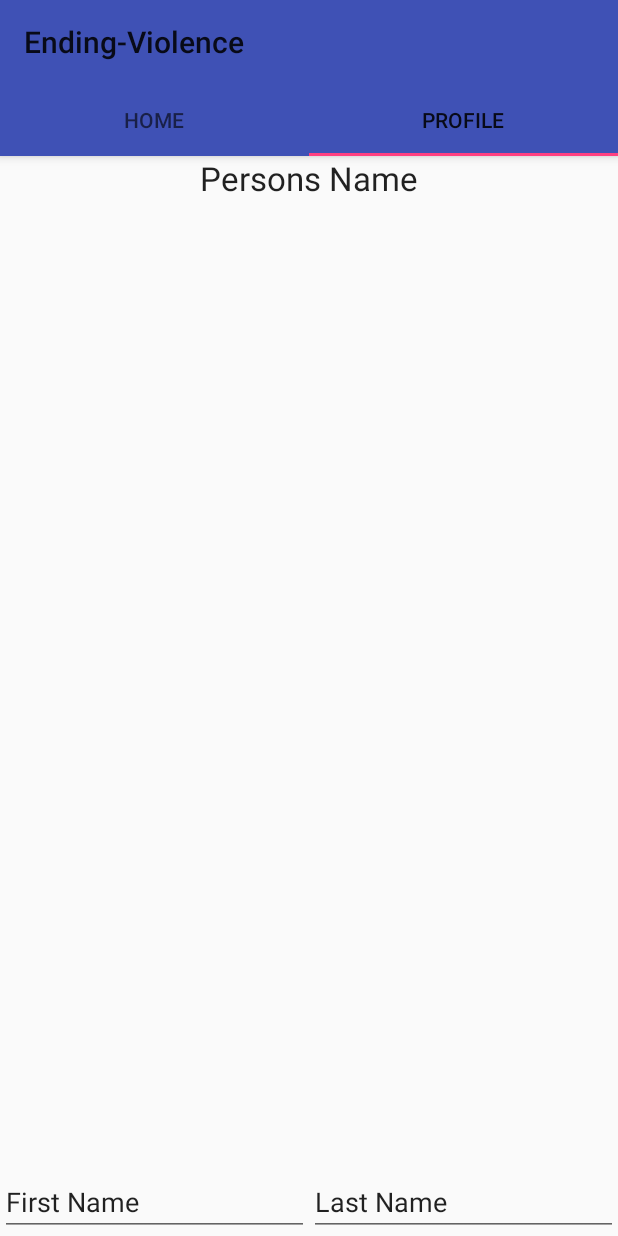
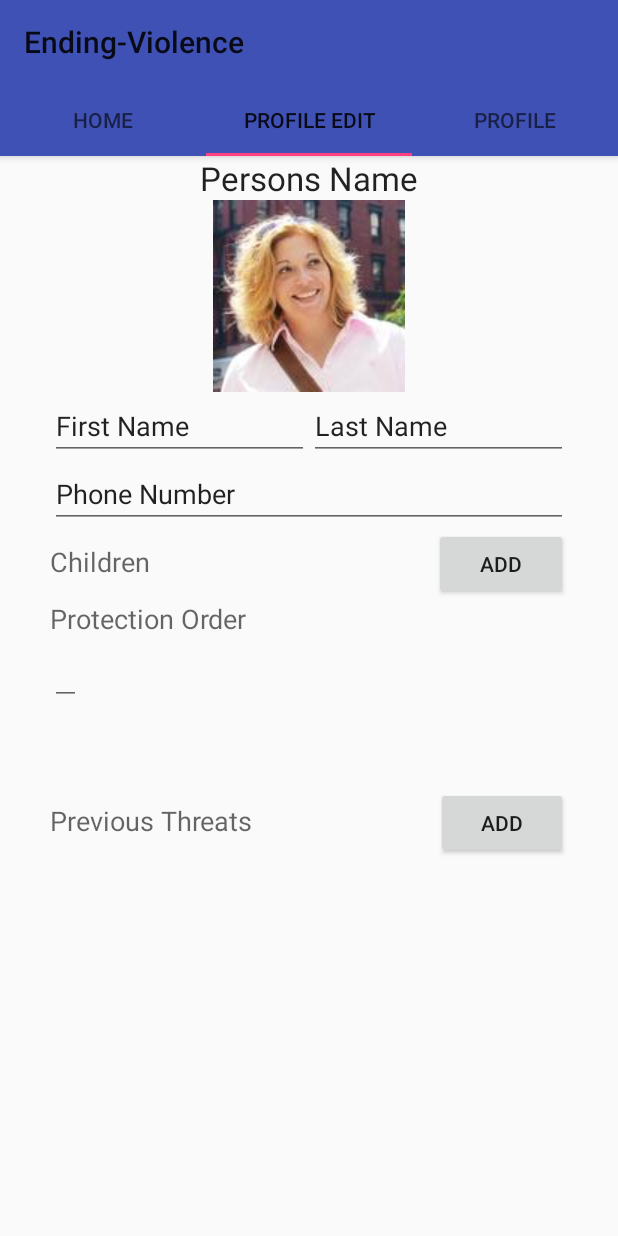
Before and after one commit to VaniDevs/Team8HeimdallrEndingViolenceAndroidApp, an Android app: the screen it shows after launch (HomeActivity), tab 2 chosen, on a phone screen of 412 x 824 dp. Run offline under Robolectric (Android 15) with nearby library versions, the phone set to English and light mode, and no system bars.

Commit message:
Added the edit Stuff for profile

```diff
--- a/mobile/src/main/java/ca/bcit/heimdallr/ending_violence/Fragment2.java
+++ b/mobile/src/main/java/ca/bcit/heimdallr/ending_violence/Fragment2.java
@@ -2,9 +2,19 @@ package ca.bcit.heimdallr.ending_violence;
 
 import android.os.Bundle;
 import android.support.v4.app.Fragment;
+import android.text.Layout;
+import android.util.Log;
+import android.view.Display;
 import android.view.LayoutInflater;
 import android.view.View;
 import android.view.ViewGroup;
+import android.widget.Button;
+import android.widget.CheckBox;
+import android.widget.EditText;
+import android.widget.LinearLayout;
+import android.view.ViewGroup.LayoutParams;
+import android.widget.TextView;
+
 
 /**
  * Created by Owner on 3/5/16.
@@ -17,6 +27,11 @@ public class Fragment2 extends Fragment {
      *
      * @return A new instance of fragment Fragment2.
      */
+
+    LinearLayout childLayoutV;
+    LinearLayout prevThreatsV;
+    LinearLayout currentLL;
+
     public static Fragment2 newInstance() {
         return new Fragment2();
     }
@@ -33,7 +48,69 @@ public class Fragment2 extends Fragment {
     @Override
     public View onCreateView(LayoutInflater inflater, ViewGroup container,
                              Bundle savedInstanceState) {
-        // Inflate the layout for this fragment
-        return inflater.inflate(R.layout.fragment_fragment2, container, false);
+
+
+        View view = inflater.inflate(R.layout.fragment_fragment2,
+                container, false);
+
+        /* Add Child */
+        childLayoutV = (LinearLayout) view.findViewById(R.id.ChildrenLayoutV);
+
+        Button childButton = (Button) view.findViewById(R.id.addChildButton);
+        childButton.setOnClickListener(new View.OnClickListener() {
+            @Override
+            public void onClick(View v) {
+                childLayoutV.addView(createNewLinearLayoutH());
+                currentLL.addView(createNewTextView("Name", false));
+                currentLL.addView(createNewTextView("Phone Number", false));
+            }
+        });
+
+        /* Add PrevThreats */
+        prevThreatsV = (LinearLayout) view.findViewById(R.id.PreviousThreatsV);
+        Button prevButton = (Button) view.findViewById(R.id.addPreviousThreats);
+        prevButton.setOnClickListener(new View.OnClickListener() {
+            @Override
+            public void onClick(View v) {
+                prevThreatsV.addView(createNewTextView("Name", true));
+                prevThreatsV.addView(createNewLinearLayoutH());
+                currentLL.addView(createNewTextView("Licence Plate",false));
+                currentLL.addView(createNewCheckBox());
+            }
+        });
+
+        return view;
+    }
+
+    private LinearLayout createNewLinearLayoutH(){
+        LinearLayout LL = new LinearLayout(getActivity());
+        final LayoutParams lparams = new LayoutParams(LayoutParams.MATCH_PARENT, LayoutParams.MATCH_PARENT);
+        LL.setLayoutParams(lparams);
+        LL.setOrientation(LinearLayout.HORIZONTAL);
+        LL.setId(View.generateViewId());
+        currentLL = LL;
+        return LL;
+    }
+
+    private EditText createNewTextView(String text, boolean full) {
+        int x;
+        if(!full){
+            x = ((getActivity().getResources().getDisplayMetrics().widthPixels)/2 - 50);
+        } else {
+            x = (getActivity().getResources().getDisplayMetrics().widthPixels);
+        }
+        final LayoutParams lparams = new LayoutParams(x, LayoutParams.MATCH_PARENT);
+        final EditText editText = new EditText(getActivity());
+        editText.setText(text);
+        editText.setLayoutParams(lparams);
+        return editText;
+    }
+
+    private CheckBox createNewCheckBox(){
+        CheckBox cb = new CheckBox(getActivity());
+        final LayoutParams lparams = new LayoutParams(LayoutParams.MATCH_PARENT, LayoutParams.MATCH_PARENT);
+        cb.setLayoutParams(lparams);
+        cb.setText("Access To Weapons?");
+        return cb;
     }
 }
--- /dev/null
+++ b/mobile/src/main/java/ca/bcit/heimdallr/ending_violence/Fragment3.java
@@ -0,0 +1,38 @@
+package ca.bcit.heimdallr.ending_violence;
+
+import android.os.Bundle;
+import android.support.v4.app.Fragment;
+import android.view.LayoutInflater;
+import android.view.View;
+import android.view.ViewGroup;
+
+/**
+ * Created by Owner on 3/5/16.
+ */
+public class Fragment3 extends Fragment {
+    /**
+     * Use this factory method to create a new instance of
+     * this fragment using the provided parameters.
+     *
+     * @return A new instance of fragment Fragment1.
+     */
+    public static Fragment1 newInstance() {
+        return new Fragment1();
+    }
+
+    public Fragment3() {
+        // Required empty public constructor
+    }
+
+    @Override
+    public void onCreate(Bundle savedInstanceState) {
+        super.onCreate(savedInstanceState);
+    }
+
+    @Override
+    public View onCreateView(LayoutInflater inflater, ViewGroup container,
+                             Bundle savedInstanceState) {
+        // Inflate the layout for this fragment
+        return inflater.inflate(R.layout.fragment_fragment3, container, false);
+    }
+}
--- a/mobile/src/main/java/ca/bcit/heimdallr/ending_violence/HomeActivity.java
+++ b/mobile/src/main/java/ca/bcit/heimdallr/ending_violence/HomeActivity.java
@@ -8,6 +8,10 @@ import android.support.v4.app.FragmentManager;
 import android.support.v4.app.FragmentStatePagerAdapter;
 import android.support.v4.view.ViewPager;
 import android.support.v7.widget.Toolbar;
+import android.view.View;
+import android.widget.LinearLayout;
+import android.widget.TextView;
+import android.view.ViewGroup.LayoutParams;
 
 public class HomeActivity extends AppCompatActivity {
 
@@ -45,22 +49,46 @@ public class HomeActivity extends AppCompatActivity {
 
                 case 0: return Fragment1.newInstance();
                 case 1: return Fragment2.newInstance();
+                case 2: return Fragment3.newInstance();
                 default: return Fragment1.newInstance();
             }
         }
 
         @Override
         public int getCount() {
-            return 2;
+            return 3;
         }
 
         @Override
         public CharSequence getPageTitle(int position) {
             if(position == 0){
                 return "Home";
+            } else if(position == 1){
+                return "Profile Edit";
             } else {
                 return "Profile";
             }
         }
     }
+
+    /* FRAGMENT 2
+    public void addChild(View v){
+        System.out.println("ADD CHILD");
+        View rootView = inflater.inflate(R.layout.activity_home,
+                container, false);
+        LinearLayout myLayout = (LinearLayout) rootView.findViewById(R.id.Children);
+
+        LayoutParams lp = new LayoutParams( LayoutParams.WRAP_CONTENT, LayoutParams.WRAP_CONTENT);
+        for(int l=0; l<4; l++)
+        {
+            TextView a = new TextView(HomeActivity.this);
+            a.setTextSize(15);
+            a.setLayoutParams(lp);
+            a.setId(l);
+            a.setText((l + 1) + ": something");
+            myLayout.addView(a);
+        }
+
+    }
+    */
 }
--- a/mobile/src/main/res/layout/fragment_fragment2.xml
+++ b/mobile/src/main/res/layout/fragment_fragment2.xml
@@ -15,14 +15,25 @@
         android:layout_alignParentTop="true"
         android:layout_centerHorizontal="true" />
 
+    <ImageView
+        android:layout_width="wrap_content"
+        android:layout_height="wrap_content"
+        android:id="@+id/imageView"
+        android:layout_below="@+id/PersonName"
+        android:layout_centerHorizontal="true"
+        android:src="@drawable/logo" />
+
     <ScrollView
         android:layout_width="wrap_content"
         android:layout_height="wrap_content"
         android:id="@+id/scrollView"
         android:layout_alignParentStart="true"
         android:layout_alignParentBottom="true"
+        android:fillViewport="false"
+        android:layout_below="@+id/imageView"
         android:layout_alignParentEnd="true"
-        android:fillViewport="false">
+        android:paddingRight="50px"
+        android:paddingLeft="50px">
 
         <LinearLayout
             android:orientation="vertical"
@@ -32,7 +43,8 @@
             <LinearLayout
                 android:orientation="horizontal"
                 android:layout_width="match_parent"
-                android:layout_height="match_parent">
+                android:layout_height="match_parent"
+                android:id="@+id/Name">
 
                 <EditText
                     android:layout_width="wrap_content"
@@ -41,7 +53,6 @@
                     android:text="First Name"
                     android:ems="10"
                     android:id="@+id/FirstName"
-                    android:layout_alignLeft="@id/strut"
                     android:layout_weight="0.5" />
 
                 <EditText
@@ -52,15 +63,95 @@
                     android:ems="10"
                     android:id="@+id/LastName"
                     android:layout_weight="0.5" />
+
             </LinearLayout>
+
+            <EditText
+                android:layout_width="match_parent"
+                android:layout_height="wrap_content"
+                android:inputType="phone"
+                android:ems="10"
+                android:id="@+id/PhoneNumber"
+                android:layout_alignTop="@+id/scrollView"
+                android:layout_alignEnd="@+id/imageView"
+                android:text="Phone Number" />
+
+            <LinearLayout
+                android:orientation="horizontal"
+                android:layout_width="match_parent"
+                android:layout_height="match_parent"
+                android:id="@+id/ChildrenLayoutH">
+
+                <TextView
+                    android:layout_width="wrap_content"
+                    android:layout_height="wrap_content"
+                    android:textAppearance="?android:attr/textAppearanceMedium"
+                    android:text="Children"
+                    android:id="@+id/Children"
+                    android:layout_weight="0.9" />
+
+                <Button
+                    android:layout_width="wrap_content"
+                    android:layout_height="wrap_content"
+                    android:text="Add"
+                    android:id="@+id/addChildButton"
+                    android:layout_weight=".005"
+                    android:onClick="addChild" />
+            </LinearLayout>
+
+            <LinearLayout
+                android:orientation="vertical"
+                android:layout_width="match_parent"
+                android:layout_height="match_parent"
+                android:id="@+id/ChildrenLayoutV"
+                android:longClickable="true"></LinearLayout>
+
+            <TextView
+                android:layout_width="wrap_content"
+                android:layout_height="wrap_content"
+                android:textAppearance="?android:attr/textAppearanceMedium"
+                android:text="Protection Order"
+                android:id="@+id/ProtectionOrder" />
+
+            <ScrollView
+                android:id="@+id/TextArea"
+                android:layout_width="wrap_content"
+                android:layout_height="100dip">
+
+                <EditText
+                    android:layout_width="match_parent"
+                    android:layout_height="match_parent" />
+
+            </ScrollView>
+
+            <LinearLayout
+                android:orientation="horizontal"
+                android:layout_width="match_parent"
+                android:layout_height="match_parent"
+                android:id="@+id/PreviousThreatsH">
+
+                <TextView
+                    android:layout_width="wrap_content"
+                    android:layout_height="wrap_content"
+                    android:textAppearance="?android:attr/textAppearanceMedium"
+                    android:text="Previous Threats"
+                    android:id="@+id/PreviousThreats"
+                    android:layout_weight="0.9" />
+
+                <Button
+                    android:layout_width="wrap_content"
+                    android:layout_height="wrap_content"
+                    android:text="Add"
+                    android:id="@+id/addPreviousThreats" />
+            </LinearLayout>
+
+            <LinearLayout
+                android:orientation="vertical"
+                android:layout_width="match_parent"
+                android:layout_height="match_parent"
+                android:id="@+id/PreviousThreatsV"></LinearLayout>
 
         </LinearLayout>
     </ScrollView>
 
-    <ImageView
-        android:layout_width="wrap_content"
-        android:layout_height="wrap_content"
-        android:id="@+id/imageView"
-        android:layout_below="@+id/PersonName"
-        android:layout_centerHorizontal="true" />
 </RelativeLayout>
```
Also changed, not shown: mobile/src/main/res/layout/fragment_fragment3.xml (added, +15 -0 lines).
